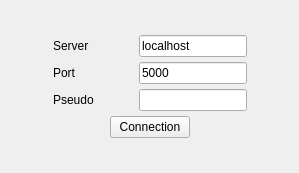
Above: ihm/CustomWidgets/connection.ui from bmael/DameGame before the change. Below: the same form after it.
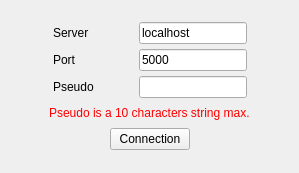
That is the form after the change.

Commit message: Pseudo with more than 10 char is not allowed

Diff of the .ui file:
```diff
--- a/ihm/CustomWidgets/connection.ui
+++ b/ihm/CustomWidgets/connection.ui
@@ -252,6 +252,46 @@
      </item>
     </layout>
    </item>
+   <item>
+    <layout class="QHBoxLayout" name="horizontalLayout_5">
+     <item>
+      <spacer name="horizontalSpacer_12">
+       <property name="orientation">
+        <enum>Qt::Horizontal</enum>
+       </property>
+       <property name="sizeHint" stdset="0">
+        <size>
+         <width>40</width>
+         <height>20</height>
+        </size>
+       </property>
+      </spacer>
+     </item>
+     <item>
+      <widget class="QLabel" name="pseudoError">
+       <property name="styleSheet">
+        <string notr="true">color: rgb(255, 0, 0);</string>
+       </property>
+       <property name="text">
+        <string>Pseudo is a 10 characters string max.</string>
+       </property>
+      </widget>
+     </item>
+     <item>
+      <spacer name="horizontalSpacer_13">
+       <property name="orientation">
+        <enum>Qt::Horizontal</enum>
+       </property>
+       <property name="sizeHint" stdset="0">
+        <size>
+         <width>40</width>
+         <height>20</height>
+        </size>
+       </property>
+      </spacer>
+     </item>
+    </layout>
+   </item>
    <item>
     <layout class="QHBoxLayout" name="horizontalLayout_3">
      <item>
```
The commit also changes 2 other files.
